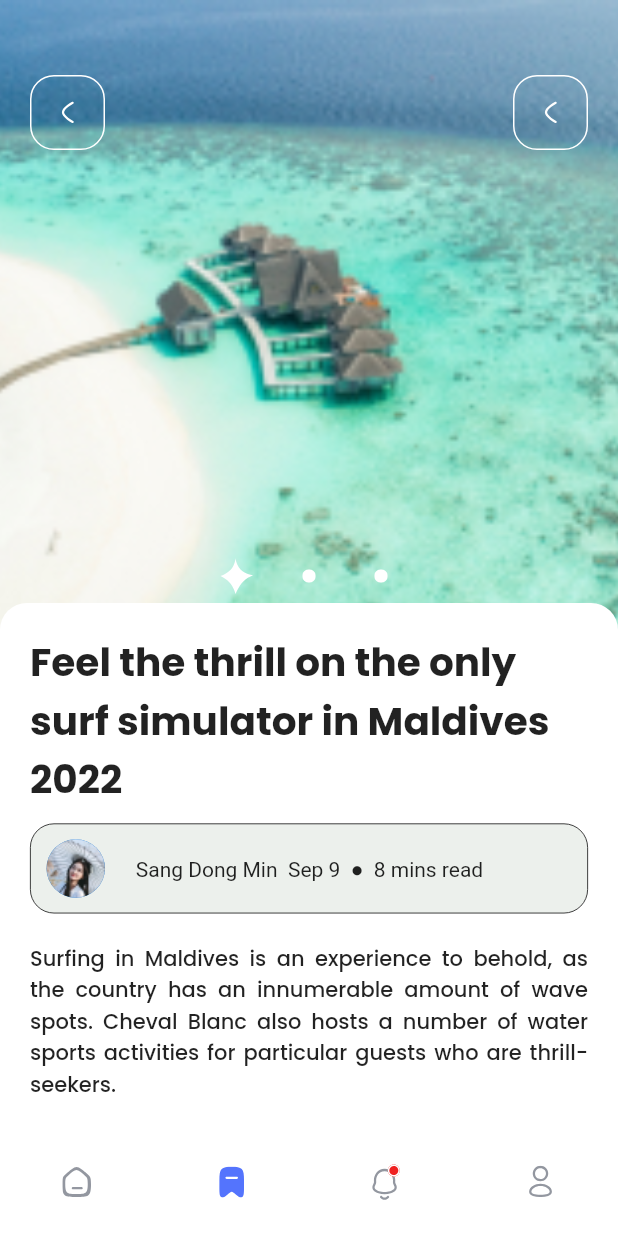
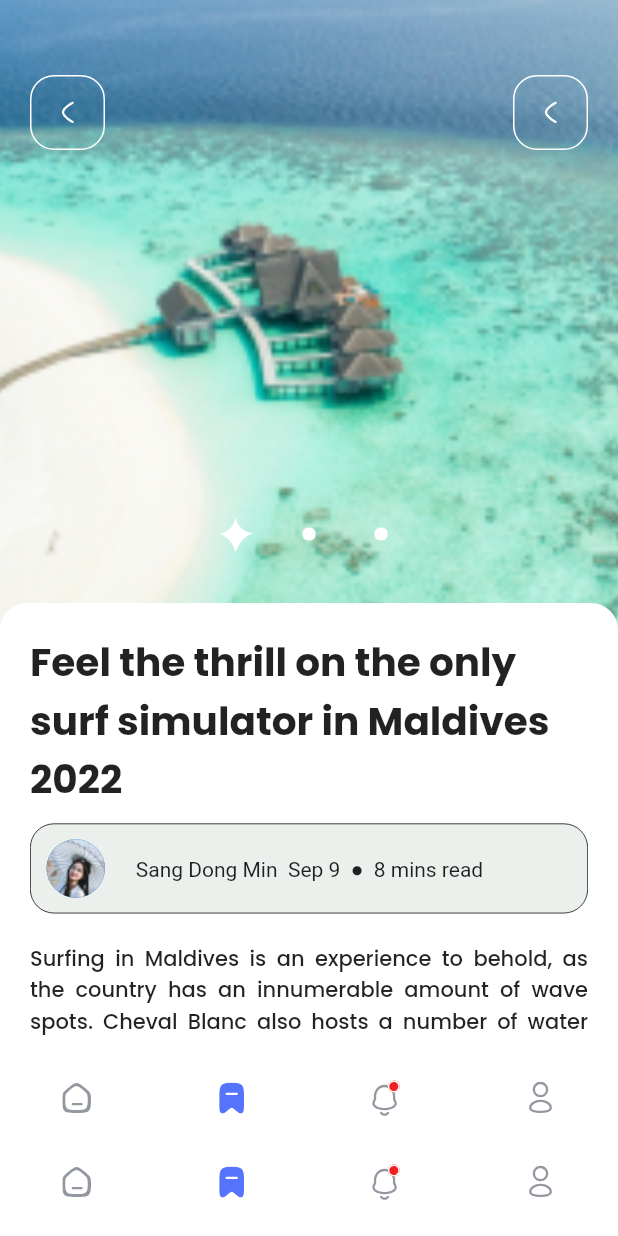
Before and after one commit to laragrace30/news_app, a Flutter app: the screen it shows after launch, item 2 of the bottom bar chosen, on a phone screen of 412 x 824 dp. Run offline on Flutter 3.47's test engine with Material 2 defaults, Android fonts, the phone set to English and light mode, and no system bars; drawn by our look-alikes of carousel_slider; our stand-ins replace flutter_svg, google_fonts.

```diff
--- a/lib/main.dart
+++ b/lib/main.dart
@@ -33,14 +33,20 @@ class _MyAppState extends State<MyApp> {
         selectedIndex: _selectedIndex,
         onItemTapped: _onItemTapped,
       ),
-      const NewsDetail(),
+      NewsDetail(
+          selectedIndex: _selectedIndex,
+          onItemTapped: _onItemTapped,
+        ),
       const ProfileScreen(),
     ];
 
     return MaterialApp(
       routes: {
         '/profile_screen': (context) => const ProfileScreen(),
-        '/news_detail': (context) => const NewsDetail(),
+        '/news_detail': (context) => NewsDetail(
+                                      selectedIndex: _selectedIndex,
+                                      onItemTapped: _onItemTapped,
+                                    ),
         '/my_home_page': (context) => MyHomePage(
                                       selectedIndex: _selectedIndex,
                                       onItemTapped: _onItemTapped,
--- a/lib/screens/news_detail.dart
+++ b/lib/screens/news_detail.dart
@@ -6,9 +6,13 @@ import 'package:google_fonts/google_fonts.dart';
 import 'package:news_app/models/carousel_list.dart';
 
 import '../Components/buttons.dart';
+import '../Components/nav_bar.dart';
 
 class NewsDetail extends StatefulWidget {
-  const NewsDetail({Key? key}) : super(key: key);
+  const NewsDetail({Key? key, required this.selectedIndex, required this.onItemTapped}) : super(key: key);
+
+  final int selectedIndex;
+  final void Function(int) onItemTapped;
 
   @override
   _NewsDetailState createState() => _NewsDetailState();
@@ -165,6 +169,9 @@ class _NewsDetailState extends State<NewsDetail> {
           ),
         ],
       ),
+       bottomNavigationBar: NavBar(
+        selectedIndex: widget.selectedIndex,
+        onItemTapped: widget.onItemTapped,),
     );
   }
 
```
